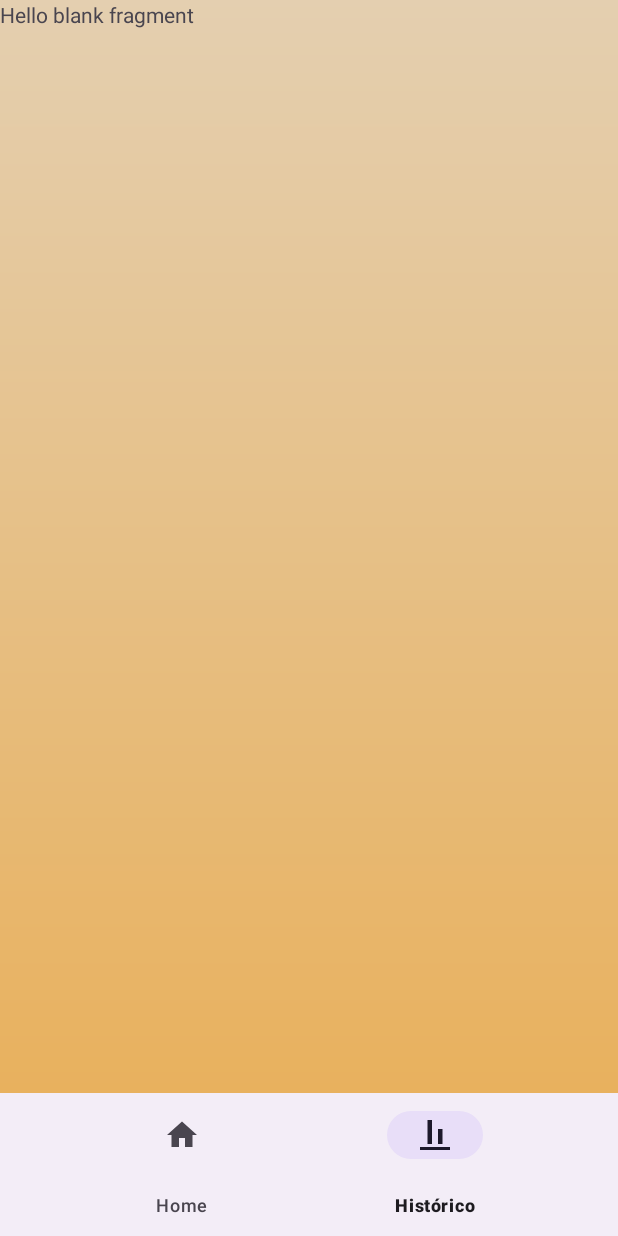
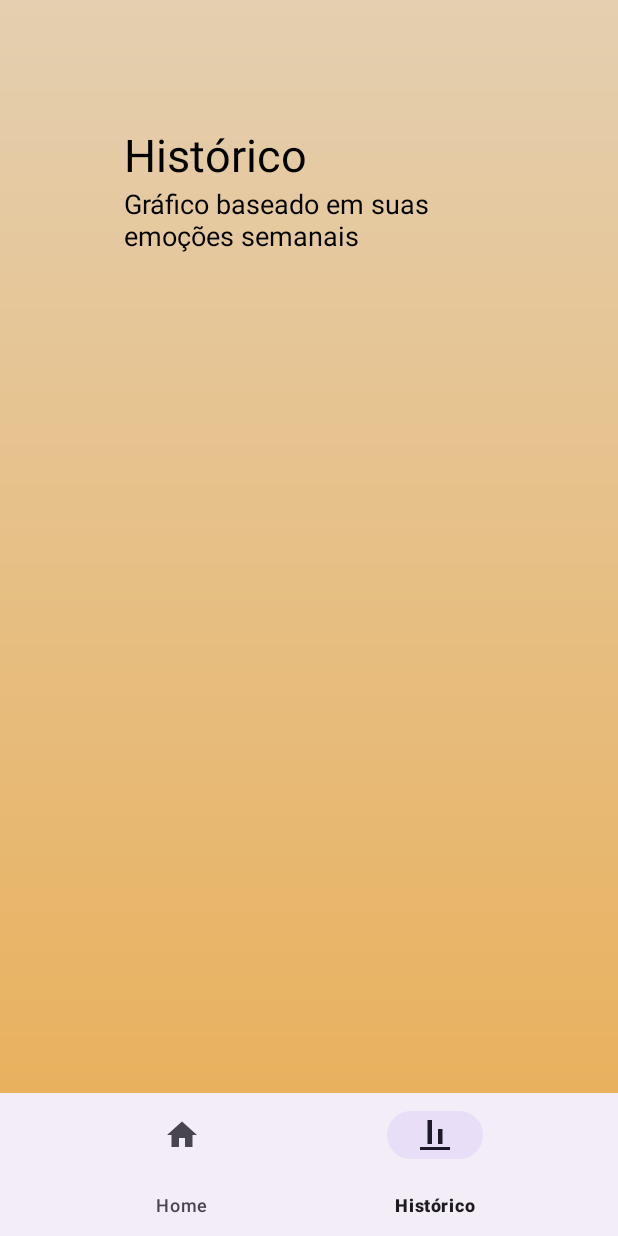
Before and after one commit to matheusasc/starbem_app, an Android app: the screen it shows after launch (MainActivity), item 2 of the bottom bar chosen, on a phone screen of 412 x 824 dp. Run offline under Robolectric (Android 15) with nearby library versions, the light colour scheme and no system bars.

Commit message:
feat - ajustes de estilização de tela

```diff
--- a/app/build.gradle.kts
+++ b/app/build.gradle.kts
@@ -37,6 +37,8 @@ dependencies {
     implementation(libs.material)
     implementation(libs.activity)
     implementation(libs.constraintlayout)
+    implementation(libs.room.common)
+    implementation(libs.cardview)
     testImplementation(libs.junit)
     androidTestImplementation(libs.ext.junit)
     androidTestImplementation(libs.espresso.core)
--- a/app/src/main/res/layout/fragment_historico.xml
+++ b/app/src/main/res/layout/fragment_historico.xml
@@ -1,14 +1,43 @@
 <?xml version="1.0" encoding="utf-8"?>
-<FrameLayout xmlns:android="http://schemas.android.com/apk/res/android"
+<androidx.constraintlayout.widget.ConstraintLayout xmlns:android="http://schemas.android.com/apk/res/android"
     xmlns:tools="http://schemas.android.com/tools"
     android:layout_width="match_parent"
     android:layout_height="match_parent"
     tools:context=".HistoricoFragment">
 
-    <!-- TODO: Update blank fragment layout -->
-    <TextView
+    <LinearLayout
         android:layout_width="match_parent"
         android:layout_height="match_parent"
-        android:text="@string/hello_blank_fragment" />
+        android:orientation="vertical"
+        android:padding="16dp">
 
-</FrameLayout>
+        <androidx.constraintlayout.widget.ConstraintLayout
+            android:layout_width="match_parent"
+            android:layout_height="wrap_content"
+            android:padding="100px">
+
+            <LinearLayout
+                android:layout_width="match_parent"
+                android:layout_height="match_parent"
+                android:orientation="vertical">
+
+            <TextView
+                android:layout_width="match_parent"
+                android:layout_height="wrap_content"
+                android:textSize="30dp"
+                android:textColor="@color/black"
+                android:text="Histórico"/>
+
+            <TextView
+                android:layout_width="match_parent"
+                android:layout_height="wrap_content"
+                android:textSize="18dp"
+                android:textColor="@color/black"
+                android:text="Gráfico baseado em suas emoções semanais"/>
+            </LinearLayout>
+
+        </androidx.constraintlayout.widget.ConstraintLayout>
+
+    </LinearLayout>
+
+</androidx.constraintlayout.widget.ConstraintLayout>
--- a/app/src/main/res/layout/item_atividade.xml
+++ b/app/src/main/res/layout/item_atividade.xml
@@ -42,7 +42,7 @@
             android:layout_width="24dp"
             android:layout_height="24dp"
             android:layout_marginEnd="24dp"
-            android:src="@drawable/baseline_align_vertical_bottom_24" />
+            android:src="@drawable/editing" />
     </LinearLayout>
 
 </androidx.cardview.widget.CardView>
--- a/gradle/libs.versions.toml
+++ b/gradle/libs.versions.toml
@@ -7,6 +7,8 @@ appcompat = "1.7.0"
 material = "1.12.0"
 activity = "1.9.1"
 constraintlayout = "2.1.4"
+roomCommon = "2.6.1"
+cardview = "1.0.0"
 
 [libraries]
 junit = { group = "junit", name = "junit", version.ref = "junit" }
@@ -16,6 +18,8 @@ appcompat = { group = "androidx.appcompat", name = "appcompat", version.ref = "a
 material = { group = "com.google.android.material", name = "material", version.ref = "material" }
 activity = { group = "androidx.activity", name = "activity", version.ref = "activity" }
 constraintlayout = { group = "androidx.constraintlayout", name = "constraintlayout", version.ref = "constraintlayout" }
+room-common = { group = "androidx.room", name = "room-common", version.ref = "roomCommon" }
+cardview = { group = "androidx.cardview", name = "cardview", version.ref = "cardview" }
 
 [plugins]
 android-application = { id = "com.android.application", version.ref = "agp" }
```
Also changed, not shown: app/src/main/res/layout/fragment_home.xml (+25 -0 lines).
